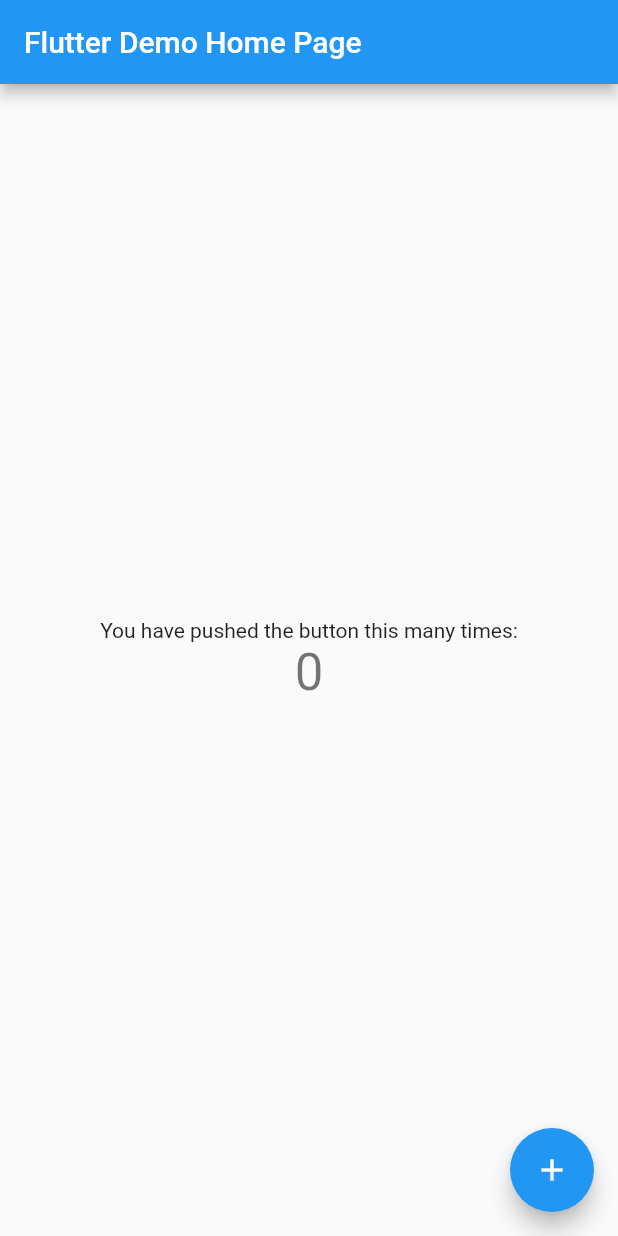
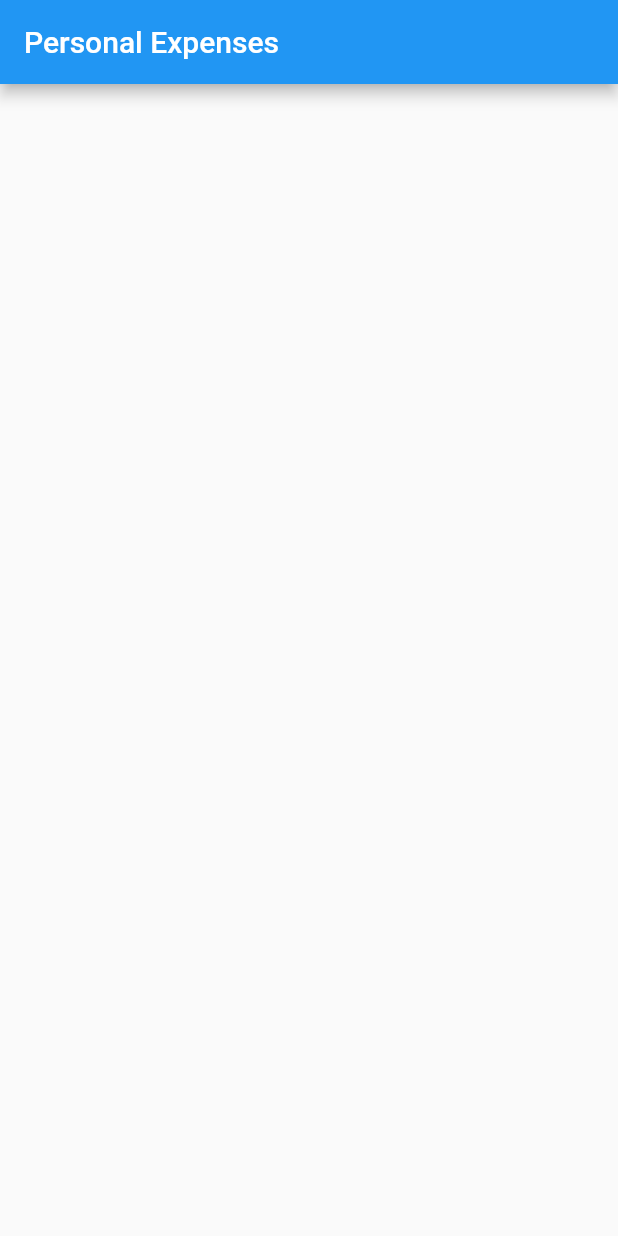
Before and after one commit to lakshayraturi/personal-expenses, a Flutter app: the screen it shows after launch, on a phone screen of 412 x 824 dp. Run offline on Flutter 3.47's test engine with Material 2 defaults, Android fonts, the phone set to English and light mode, and no system bars.

Commit message:
Setting up app

```diff
--- a/lib/main.dart
+++ b/lib/main.dart
@@ -1,113 +1,33 @@
 import 'package:flutter/material.dart';
+import './transaction.dart';
 
-void main() {
-  runApp(MyApp());
-}
+void main() => runApp(MyApp());
 
 class MyApp extends StatelessWidget {
-  // This widget is the root of your application.
   @override
   Widget build(BuildContext context) {
     return MaterialApp(
-      title: 'Flutter Demo',
-      theme: ThemeData(
-        // This is the theme of your application.
-        //
-        // Try running your application with "flutter run". You'll see the
-        // application has a blue toolbar. Then, without quitting the app, try
-        // changing the primarySwatch below to Colors.green and then invoke
-        // "hot reload" (press "r" in the console where you ran "flutter run",
-        // or simply save your changes to "hot reload" in a Flutter IDE).
-        // Notice that the counter didn't reset back to zero; the application
-        // is not restarted.
-        primarySwatch: Colors.blue,
-      ),
-      home: MyHomePage(title: 'Flutter Demo Home Page'),
+      home: MyAppHome(),
     );
   }
 }
 
-class MyHomePage extends StatefulWidget {
-  MyHomePage({Key? key, required this.title}) : super(key: key);
+class MyAppHome extends StatelessWidget {
+  final List<Transaction> transaction = [
+    Transaction(
+        id: 'GJFK45', title: 'Petrol', amount: 95.0, date: DateTime.now()),
+    Transaction(
+        id: 'GFGG95', title: 'Diesel', amount: 100.0, date: DateTime.now())
+  ];
 
-  // This widget is the home page of your application. It is stateful, meaning
-  // that it has a State object (defined below) that contains fields that affect
-  // how it looks.
-
-  // This class is the configuration for the state. It holds the values (in this
-  // case the title) provided by the parent (in this case the App widget) and
-  // used by the build method of the State. Fields in a Widget subclass are
-  // always marked "final".
-
-  final String title;
-
-  @override
-  _MyHomePageState createState() => _MyHomePageState();
-}
-
-class _MyHomePageState extends State<MyHomePage> {
-  int _counter = 0;
-
-  void _incrementCounter() {
-    setState(() {
-      // This call to setState tells the Flutter framework that something has
-      // changed in this State, which causes it to rerun the build method below
-      // so that the display can reflect the updated values. If we changed
-      // _counter without calling setState(), then the build method would not be
-      // called again, and so nothing would appear to happen.
-      _counter += 3;
-    });
-  }
-
-  @override
   Widget build(BuildContext context) {
-    // This method is rerun every time setState is called, for instance as done
-    // by the _incrementCounter method above.
-    //
-    // The Flutter framework has been optimized to make rerunning build methods
-    // fast, so that you can just rebuild anything that needs updating rather
-    // than having to individually change instances of widgets.
     return Scaffold(
       appBar: AppBar(
-        // Here we take the value from the MyHomePage object that was created by
-        // the App.build method, and use it to set our appbar title.
-        title: Text(widget.title),
+        title: Text('Personal Expenses'),
       ),
-      body: Center(
-        // Center is a layout widget. It takes a single child and positions it
-        // in the middle of the parent.
-        child: Column(
-          // Column is also a layout widget. It takes a list of children and
-          // arranges them vertically. By default, it sizes itself to fit its
-          // children horizontally, and tries to be as tall as its parent.
-          //
-          // Invoke "debug painting" (press "p" in the console, choose the
-          // "Toggle Debug Paint" action from the Flutter Inspector in Android
-          // Studio, or the "Toggle Debug Paint" command in Visual Studio Code)
-          // to see the wireframe for each widget.
-          //
-          // Column has various properties to control how it sizes itself and
-          // how it positions its children. Here we use mainAxisAlignment to
-          // center the children vertically; the main axis here is the vertical
-          // axis because Columns are vertical (the cross axis would be
-          // horizontal).
-          mainAxisAlignment: MainAxisAlignment.center,
-          children: <Widget>[
-            Text(
-              'You have pushed the button this many times:',
-            ),
-            Text(
-              '$_counter',
-              style: Theme.of(context).textTheme.headline4,
-            ),
-          ],
-        ),
+      body: Column(
+        children: [],
       ),
-      floatingActionButton: FloatingActionButton(
-        onPressed: _incrementCounter,
-        tooltip: 'Increment',
-        child: Icon(Icons.add),
-      ), // This trailing comma makes auto-formatting nicer for build methods.
     );
   }
 }
--- /dev/null
+++ b/lib/transaction.dart
@@ -0,0 +1,12 @@
+class Transaction {
+  final String id;
+  final String title;
+  final double amount;
+  final DateTime date;
+
+  Transaction(
+      {required this.id,
+      required this.title,
+      required this.amount,
+      required this.date});
+}
```
